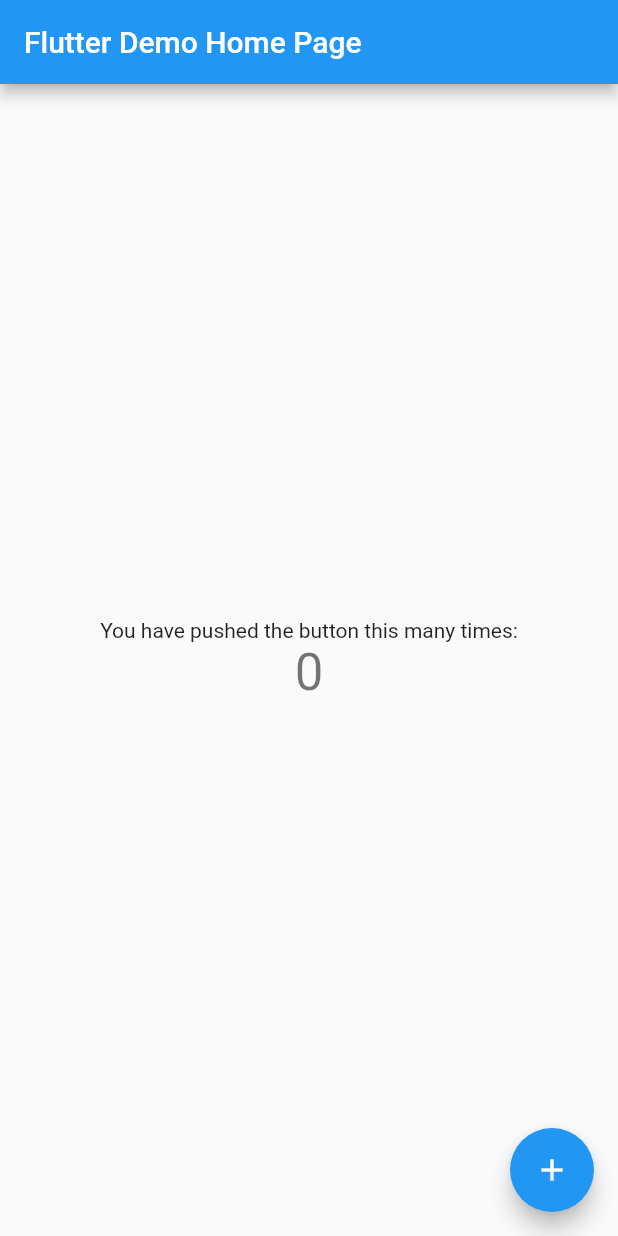
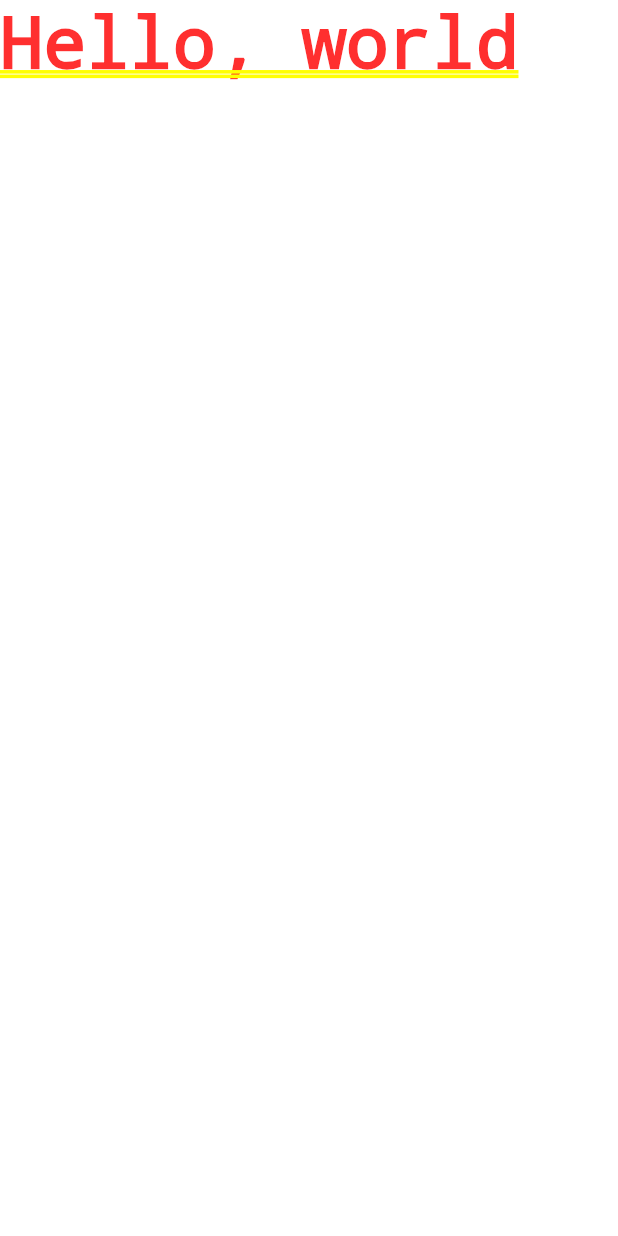
Before and after one commit to tomcmead/property-scraper, a Flutter app: the screen it shows after launch, on a phone screen of 412 x 824 dp. Run offline on Flutter 3.47's test engine with Material 2 defaults, Android fonts, the phone set to English and light mode, and no system bars.

Commit message:
feat: Remove default app, simple text output

```diff
--- a/property_app/lib/main.dart
+++ b/property_app/lib/main.dart
@@ -1,115 +1,5 @@
 import 'package:flutter/material.dart';
 
-void main() {
-  runApp(const MyApp());
-}
-
-class MyApp extends StatelessWidget {
-  const MyApp({super.key});
-
-  // This widget is the root of your application.
-  @override
-  Widget build(BuildContext context) {
-    return MaterialApp(
-      title: 'Flutter Demo',
-      theme: ThemeData(
-        // This is the theme of your application.
-        //
-        // Try running your application with "flutter run". You'll see the
-        // application has a blue toolbar. Then, without quitting the app, try
-        // changing the primarySwatch below to Colors.green and then invoke
-        // "hot reload" (press "r" in the console where you ran "flutter run",
-        // or simply save your changes to "hot reload" in a Flutter IDE).
-        // Notice that the counter didn't reset back to zero; the application
-        // is not restarted.
-        primarySwatch: Colors.blue,
-      ),
-      home: const MyHomePage(title: 'Flutter Demo Home Page'),
-    );
-  }
-}
-
-class MyHomePage extends StatefulWidget {
-  const MyHomePage({super.key, required this.title});
-
-  // This widget is the home page of your application. It is stateful, meaning
-  // that it has a State object (defined below) that contains fields that affect
-  // how it looks.
-
-  // This class is the configuration for the state. It holds the values (in this
-  // case the title) provided by the parent (in this case the App widget) and
-  // used by the build method of the State. Fields in a Widget subclass are
-  // always marked "final".
-
-  final String title;
-
-  @override
-  State<MyHomePage> createState() => _MyHomePageState();
-}
-
-class _MyHomePageState extends State<MyHomePage> {
-  int _counter = 0;
-
-  void _incrementCounter() {
-    setState(() {
-      // This call to setState tells the Flutter framework that something has
-      // changed in this State, which causes it to rerun the build method below
-      // so that the display can reflect the updated values. If we changed
-      // _counter without calling setState(), then the build method would not be
-      // called again, and so nothing would appear to happen.
-      _counter++;
-    });
-  }
-
-  @override
-  Widget build(BuildContext context) {
-    // This method is rerun every time setState is called, for instance as done
-    // by the _incrementCounter method above.
-    //
-    // The Flutter framework has been optimized to make rerunning build methods
-    // fast, so that you can just rebuild anything that needs updating rather
-    // than having to individually change instances of widgets.
-    return Scaffold(
-      appBar: AppBar(
-        // Here we take the value from the MyHomePage object that was created by
-        // the App.build method, and use it to set our appbar title.
-        title: Text(widget.title),
-      ),
-      body: Center(
-        // Center is a layout widget. It takes a single child and positions it
-        // in the middle of the parent.
-        child: Column(
-          // Column is also a layout widget. It takes a list of children and
-          // arranges them vertically. By default, it sizes itself to fit its
-          // children horizontally, and tries to be as tall as its parent.
-          //
-          // Invoke "debug painting" (press "p" in the console, choose the
-          // "Toggle Debug Paint" action from the Flutter Inspector in Android
-          // Studio, or the "Toggle Debug Paint" command in Visual Studio Code)
-          // to see the wireframe for each widget.
-          //
-          // Column has various properties to control how it sizes itself and
-          // how it positions its children. Here we use mainAxisAlignment to
-          // center the children vertically; the main axis here is the vertical
-          // axis because Columns are vertical (the cross axis would be
-          // horizontal).
-          mainAxisAlignment: MainAxisAlignment.center,
-          children: <Widget>[
-            const Text(
-              'You have pushed the button this many times:',
-            ),
-            Text(
-              '$_counter',
-              style: Theme.of(context).textTheme.headline4,
-            ),
-          ],
-        ),
-      ),
-      floatingActionButton: FloatingActionButton(
-        onPressed: _incrementCounter,
-        tooltip: 'Increment',
-        child: const Icon(Icons.add),
-      ), // This trailing comma makes auto-formatting nicer for build methods.
-    );
-  }
-}
+void main() => runApp(MaterialApp(
+  home: Text('Hello, world'),
+));
```
